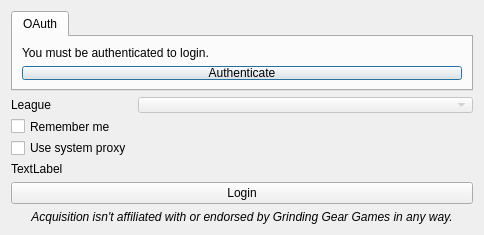
This is forms/logindialog.ui in gerwaric/acquisition as Qt 5 draws it before an edit. The edited form follows.
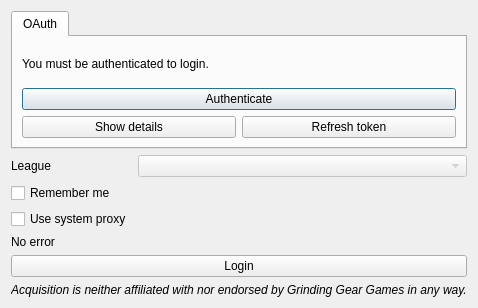
This is the edited form.

```diff
--- a/forms/logindialog.ui
+++ b/forms/logindialog.ui
@@ -6,22 +6,10 @@
    <rect>
     <x>0</x>
     <y>0</y>
-    <width>484</width>
-    <height>235</height>
+    <width>474</width>
+    <height>308</height>
    </rect>
   </property>
-  <property name="minimumSize">
-   <size>
-    <width>484</width>
-    <height>235</height>
-   </size>
-  </property>
-  <property name="maximumSize">
-   <size>
-    <width>484</width>
-    <height>235</height>
-   </size>
-  </property>
   <property name="windowTitle">
    <string>Log in</string>
   </property>
@@ -50,6 +38,24 @@
          </property>
         </widget>
        </item>
+       <item>
+        <layout class="QHBoxLayout" name="horizontalLayout">
+         <item>
+          <widget class="QPushButton" name="tokenInfoButton">
+           <property name="text">
+            <string>Show details</string>
+           </property>
+          </widget>
+         </item>
+         <item>
+          <widget class="QPushButton" name="tokenRefreshButton">
+           <property name="text">
+            <string>Refresh token</string>
+           </property>
+          </widget>
+         </item>
+        </layout>
+       </item>
       </layout>
      </widget>
     </widget>
@@ -61,12 +67,6 @@
      </property>
      <item row="0" column="0">
       <widget class="QLabel" name="leagueLabel">
-       <property name="minimumSize">
-        <size>
-         <width>65</width>
-         <height>0</height>
-        </size>
-       </property>
        <property name="text">
         <string>League</string>
        </property>
@@ -99,7 +99,7 @@
      <item row="3" column="0">
       <widget class="QLabel" name="errorLabel">
        <property name="text">
-        <string>TextLabel</string>
+        <string>No error</string>
        </property>
       </widget>
      </item>
@@ -120,7 +120,7 @@
       </font>
      </property>
      <property name="text">
-      <string>Acquisition isn't affiliated with or endorsed by Grinding Gear Games in any way.</string>
+      <string>Acquisition is neither affiliated with nor endorsed by Grinding Gear Games in any way.</string>
      </property>
      <property name="alignment">
       <set>Qt::AlignCenter</set>
```
